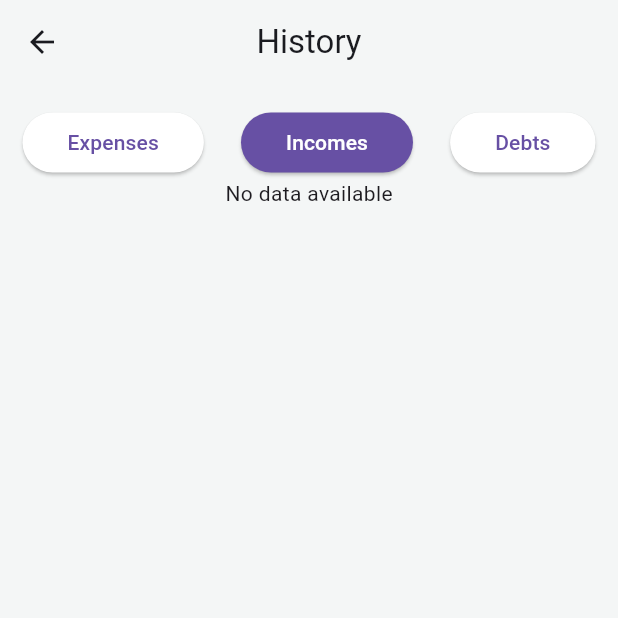
After one commit to RMIT-Budgetly/budgetly, a Flutter app: the History screen opened by its route, after a tap on "Incomes", on a phone screen of 412 x 824 dp, the top half of it. The commit adds this screen. Run offline on Flutter 3.47's test engine with Material 3 defaults, Android fonts, the phone set to English and light mode, and no system bars; our stand-ins replace cloud_firestore, firebase_auth, firebase_core, firebase_storage, fl_chart, flutter_svg and 4 more; accounts and stored records are empty; network calls fail.

Commit message:
Finish manage history function (#31)
* finish the basic structure for history page

* finish history expense

* Finish History Function

* Fix import statements in history pages

```diff
--- a/lib/api/expense_api.dart
+++ b/lib/api/expense_api.dart
@@ -19,6 +19,7 @@ Stream<List<Expense>> getAllExpenses() {
       if (document.exists) {
         Map<String, dynamic> data = document.data() as Map<String, dynamic>;
         Expense expense = Expense(
+          expenseId: doc.id,
           amount: (data["amount"] ?? 0).toDouble(),
           category: data["category"] ?? "",
           description: data["description"] ?? "",
--- a/lib/api/income_api.dart
+++ b/lib/api/income_api.dart
@@ -18,6 +18,7 @@ Stream<List<Expense>> getAllIncomes() {
       if (document.exists) {
         Map<String, dynamic> data = document.data() as Map<String, dynamic>;
         Expense expense = Expense(
+          expenseId: doc.id,
           amount: (data["amount"] ?? 0).toDouble(),
           category: data["category"] ?? "",
           description: data["description"] ?? "",
--- a/lib/main.dart
+++ b/lib/main.dart
@@ -4,6 +4,7 @@ import 'package:firebase_auth/firebase_auth.dart';
 import 'package:personal_finance/pages/add_goal/add_goal.dart';
 import 'package:personal_finance/pages/goals/goal.dart';
 import 'package:personal_finance/pages/data_visualization/page.dart';
+import 'package:personal_finance/pages/history/history.dart';
 import 'package:personal_finance/pages/user_authentication/auth_screen.dart';
 import 'package:firebase_core/firebase_core.dart';
 import 'package:personal_finance/pages/user_authentication/splash.dart';
@@ -54,6 +55,7 @@ class MyApp extends StatelessWidget {
         '/goals': (context) => const Goal(),
         '/plans': (context) => const ViewPlan(),
         '/data_visualization': (context) => const DataVisualizationPage(),
+        '/history': (context) => const History(),
       },
     );
   }
--- a/lib/models/category.dart
+++ b/lib/models/category.dart
@@ -78,6 +78,11 @@ var categories = [
     type: Type.Expense,
   ),
   Category(
+    name: "Pay Debt",
+    iconData: Icons.money_off.codePoint,
+    type: Type.Expense,
+  ),
+  Category(
     name: "Goal",
     iconData: Icons.account_balance_wallet.codePoint,
     type: Type.Expense,
--- a/lib/models/expense.dart
+++ b/lib/models/expense.dart
@@ -1,6 +1,7 @@
 import 'package:cloud_firestore/cloud_firestore.dart';
 
 class Expense {
+  final String expenseId;
   final double? amount;
   final String? category;
   final String? description;
@@ -8,6 +9,7 @@ class Expense {
   final DateTime? selectedDate;
 
   Expense({
+    required this.expenseId,
     this.amount,
     this.category,
     this.description,
--- a/lib/pages/goals/goal-item-detail.dart
+++ b/lib/pages/goals/goal-item-detail.dart
@@ -110,7 +110,7 @@ class _GoalItemDetailState extends State<GoalItemDetail> {
         'category':
             categories.where((element) => element.name == "Goal").first.name,
         'amount': number.toDouble(),
-        'description': widget.model.productName,
+        'description': "Save money for ${widget.model.productName}",
         'selectedDate': DateTime.now(),
         'reminderDate': DateTime.now(),
       });
--- /dev/null
+++ b/lib/pages/history/expense_history.dart
@@ -0,0 +1,149 @@
+import 'package:flutter/material.dart';
+import 'package:intl/intl.dart';
+import 'package:personal_finance/api/expense_api.dart';
+import 'package:personal_finance/models/category.dart';
+import 'package:personal_finance/models/expense.dart';
+
+class ExpenseHistory extends StatefulWidget {
+  const ExpenseHistory({Key? key}) : super(key: key);
+
+  @override
+  State<ExpenseHistory> createState() => _ExpenseHistoryState();
+}
+
+class _ExpenseHistoryState extends State<ExpenseHistory> {
+  bool viewAll = false;
+
+  @override
+  Widget build(BuildContext context) {
+    return StreamBuilder<List<Expense>>(
+      stream: getAllExpenses(),
+      builder: (context, snapshot) {
+        if (snapshot.connectionState == ConnectionState.waiting) {
+          return const Padding(
+            padding: EdgeInsets.all(60),
+            child: CircularProgressIndicator(),
+          );
+        }
+
+        if (snapshot.hasError) {
+          return Text('Error: ${snapshot.error}');
+        }
+
+        List<Expense> expenses = snapshot.data!;
+        if (!viewAll) {
+          expenses = expenses.where((expense) {
+            DateTime currentDate = DateTime.now();
+            DateTime expenseDate = expense.selectedDate!;
+            return currentDate.year == expenseDate.year &&
+                currentDate.month == expenseDate.month;
+          }).toList();
+        }
+
+        if (expenses.isEmpty) {
+          return const Center(
+            child: Text('No data available'),
+          );
+        }
+
+        expenses.sort((a, b) => b.selectedDate!.compareTo(a.selectedDate!));
+
+        return SingleChildScrollView(
+          child: Column(
+            children: [
+              Align(
+                alignment: Alignment.centerRight,
+                child: TextButton(
+                  style: TextButton.styleFrom(
+                    backgroundColor: const Color(0xFFE0E0E0),
+                    foregroundColor: Theme.of(context).primaryColor,
+                  ),
+                  onPressed: () {
+                    setState(() {
+                      viewAll = !viewAll;
+                    });
+                  },
+                  child: Text(
+                    viewAll
+                        ? 'View ${DateFormat.MMMM().format(DateTime.now())}'
+                        : 'View All',
+                  ),
+                ),
+              ),
+              SizedBox(
+                height: 600,
+                child: ListView.builder(
+                  itemCount: expenses.length,
+                  itemBuilder: (context, index) {
+                    Expense expense = expenses[index];
+                    return Card(
+                      child: Padding(
+                        padding: const EdgeInsets.all(16.0),
+                        child: Column(
+                          children: [
+                            Row(
+                              children: [
+                                Row(
+                                  children: [
+                                    Align(
+                                      alignment: Alignment.topLeft,
+                                      child: Text(
+                                        expense.description!,
+                                        style: TextStyle(
+                                          fontSize: 16,
+                                          fontWeight: FontWeight.bold,
+                                          color: Theme.of(context).primaryColor,
+                                        ),
+                                      ),
+                                    ),
+                                    const SizedBox(width: 10),
+                                    IconTheme(
+                                      data: IconThemeData(
+                                        color: Theme.of(context).primaryColor,
+                                      ),
+                                      child: categories
+                                          .where((element) =>
+                                              element.name == expense.category)
+                                          .first
+                                          .getIcon(),
+                                    )
+                                  ],
+                                ),
+                                const Spacer(),
+                                Text(
+                                  "-\$${expense.amount}",
+                                  style: const TextStyle(
+                                    fontSize: 16,
+                                    fontWeight: FontWeight.bold,
+                                    color: Colors.redAccent,
+                                  ),
+                                ),
+                              ],
+                            ),
+                            const SizedBox(height: 7),
+                            Align(
+                              alignment: Alignment.bottomLeft,
+                              child: Text(
+                                DateFormat('dd/MM/yyyy')
+                                    .format(expense.selectedDate!),
+                                style: const TextStyle(
+                                  fontSize: 16,
+                                  fontWeight: FontWeight.bold,
+                                  color: Colors.grey,
+                                ),
+                              ),
+                            ),
+                          ],
+                        ),
+                      ),
+                    );
+                  },
+                ),
+              ),
+            ],
+          ),
+        );
+      },
+    );
+  }
+}
--- /dev/null
+++ b/lib/pages/history/history.dart
@@ -0,0 +1,105 @@
+import 'package:flutter/material.dart';
+import 'package:personal_finance/pages/history/debts_history.dart';
+import 'package:personal_finance/pages/history/expense_history.dart';
+import 'package:personal_finance/pages/history/income_history.dart';
+
+class History extends StatefulWidget {
+  const History({Key? key}) : super(key: key);
+
+  @override
+  State<History> createState() => _HistoryState();
+}
+
+class _HistoryState extends State<History> {
+  var currentView;
+  onChangeView(String view) {
+    setState(() {
+      currentView = view;
+    });
+  }
+
+  @override
+  Widget build(BuildContext context) {
+    Widget content;
+
+    if (currentView == "Expenses" || currentView == null) {
+      content = const ExpenseHistory();
+    } else if (currentView == "Incomes") {
+      content = const IncomeHistory();
+    } else if (currentView == "Debts") {
+      content = const DebtHistory();
+    } else {
+      content = const Text("Expenses");
+    }
+
+    return Scaffold(
+      appBar: AppBar(
+        centerTitle: true,
+        title: const Text('History'),
+        backgroundColor: const Color.fromRGBO(244, 246, 246, 100),
+      ),
+      backgroundColor: const Color.fromARGB(249, 244, 246, 246),
+      body: Container(
+        padding: const EdgeInsets.all(15),
+        child: Column(
+          children: [
+            Row(
+              children: [
+                ElevatedButton(
+                  style: ElevatedButton.styleFrom(
+                    padding: const EdgeInsets.symmetric(horizontal: 30),
+                    backgroundColor:
+                        (currentView == null || currentView == "Expenses")
+                            ? Theme.of(context).primaryColor
+                            : Colors.white,
+                    foregroundColor:
+                        (currentView == null || currentView == "Expenses")
+                            ? Colors.white
+                            : Theme.of(context).primaryColor,
+                  ),
+                  onPressed: () {
+                    onChangeView("Expenses");
+                  },
+                  child: const Text("Expenses"),
+                ),
+                const Spacer(),
+                ElevatedButton(
+                  style: ElevatedButton.styleFrom(
+                    padding: const EdgeInsets.symmetric(horizontal: 30),
+                    backgroundColor: (currentView == "Incomes")
+                        ? Theme.of(context).primaryColor
+                        : Colors.white,
+                    foregroundColor: (currentView == "Incomes")
+                        ? Colors.white
+                        : Theme.of(context).primaryColor,
+                  ),
+                  onPressed: () {
+                    onChangeView("Incomes");
+                  },
+                  child: const Text("Incomes"),
+                ),
+                const Spacer(),
+                ElevatedButton(
+                  style: ElevatedButton.styleFrom(
+                    padding: const EdgeInsets.symmetric(horizontal: 30),
+                    backgroundColor: (currentView == "Debts")
+                        ? Theme.of(context).primaryColor
+                        : Colors.white,
+                    foregroundColor: (currentView == "Debts")
+                        ? Colors.white
+                        : Theme.of(context).primaryColor,
+                  ),
+                  onPressed: () {
+                    onChangeView("Debts");
+                  },
+                  child: const Text("Debts"),
+                ),
+              ],
+            ),
+            content,
+          ],
+        ),
+      ),
+    );
+  }
+}
--- /dev/null
+++ b/lib/pages/history/income_history.dart
@@ -0,0 +1,147 @@
+import 'package:flutter/material.dart';
+import 'package:intl/intl.dart';
+import 'package:personal_finance/api/income_api.dart';
+import 'package:personal_finance/models/category.dart';
+import 'package:personal_finance/models/expense.dart';
+
+class IncomeHistory extends StatefulWidget {
+  const IncomeHistory({Key? key}) : super(key: key);
+
+  @override
+  State<IncomeHistory> createState() => _IncomeHistoryState();
+}
+
+class _IncomeHistoryState extends State<IncomeHistory> {
+  bool viewAll = false;
+  @override
+  Widget build(BuildContext context) {
+    return StreamBuilder<List<Expense>>(
+      stream: getAllIncomes(),
+      builder: (context, snapshot) {
+        if (snapshot.connectionState == ConnectionState.waiting) {
+          return const Padding(
+            padding: EdgeInsets.all(60),
+            child: CircularProgressIndicator(),
+          );
+        }
+
+        if (snapshot.hasError) {
+          return Text('Error: ${snapshot.error}');
+        }
+
+        if (!snapshot.hasData || snapshot.data!.isEmpty) {
+          return const Center(
+            child: Text('No data available'),
+          );
+        }
+        List<Expense> incomes = snapshot.data!;
+        if (!viewAll) {
+          incomes = snapshot.data!.where((expense) {
+            DateTime currentDate = DateTime.now();
+            DateTime expenseDate = expense.selectedDate!;
+            return currentDate.year == expenseDate.year &&
+                currentDate.month == expenseDate.month;
+          }).toList();
+        }
+        incomes.sort((a, b) => b.selectedDate!.compareTo(a.selectedDate!));
+
+        return Column(
+          children: [
+            Align(
+              alignment: Alignment.centerRight,
+              child: TextButton(
+                style: TextButton.styleFrom(
+                  backgroundColor: const Color(0xFFE0E0E0),
+                  foregroundColor: Theme.of(context).primaryColor,
+                ),
+                onPressed: () {
+                  setState(() {
+                    viewAll = !viewAll;
+                  });
+                },
+                child: Text(
+                  viewAll
+                      ? 'View ${DateFormat.MMMM().format(DateTime.now())}'
+                      : 'View All',
+                ),
+              ),
+            ),
+            const SizedBox(height: 10),
+            SingleChildScrollView(
+              child: SizedBox(
+                height: 600,
+                child: ListView.builder(
+                  itemCount: incomes.length,
+                  itemBuilder: (context, index) {
+                    Expense income = incomes[index];
+                    return Card(
+                      child: Padding(
+                        padding: const EdgeInsets.all(16.0),
+                        child: Column(
+                          children: [
+                            Row(
+                              children: [
+                                Row(
+                                  children: [
+                                    Align(
+                                      alignment: Alignment.topLeft,
+                                      child: Text(
+                                        income.description!,
+                                        style: TextStyle(
+                                          fontSize: 16,
+                                          fontWeight: FontWeight.bold,
+                                          color: Theme.of(context).primaryColor,
+                                        ),
+                                      ),
+                                    ),
+                                    const SizedBox(width: 10),
+                                    IconTheme(
+                                      data: IconThemeData(
+                                        color: Theme.of(context).primaryColor,
+                                      ),
+                                      child: categories
+                                          .where((element) =>
+                                              element.name == income.category)
+                                          .first
+                                          .getIcon(),
+                                    )
+                                  ],
+                                ),
+                                const Spacer(),
+                                Text(
+                                  "+\$${income.amount}",
+                                  style: const TextStyle(
+                                    fontSize: 16,
+                                    fontWeight: FontWeight.bold,
+                                    color: Colors.greenAccent,
+                                  ),
+                                ),
+                              ],
+                            ),
+                            const SizedBox(height: 7),
+                            Align(
+                              alignment: Alignment.bottomLeft,
+                              child: Text(
+                                DateFormat('dd/MM/yyyy')
+                                    .format(income.selectedDate!),
+                                style: const TextStyle(
+                                  fontSize: 16,
+                                  fontWeight: FontWeight.bold,
+                                  color: Colors.grey,
+                                ),
+                              ),
+                            )
+                          ],
+                        ),
+                      ),
+                    );
+                  },
+                ),
+              ),
+            ),
+          ],
+        );
+      },
+    );
+  }
+}
```
Also changed, not shown: lib/api/debt_api.dart (+16 -0 lines), lib/pages/history/debts_history.dart (added, +197 -0 lines), lib/pages/home_page/home.dart (+26 -18 lines).
